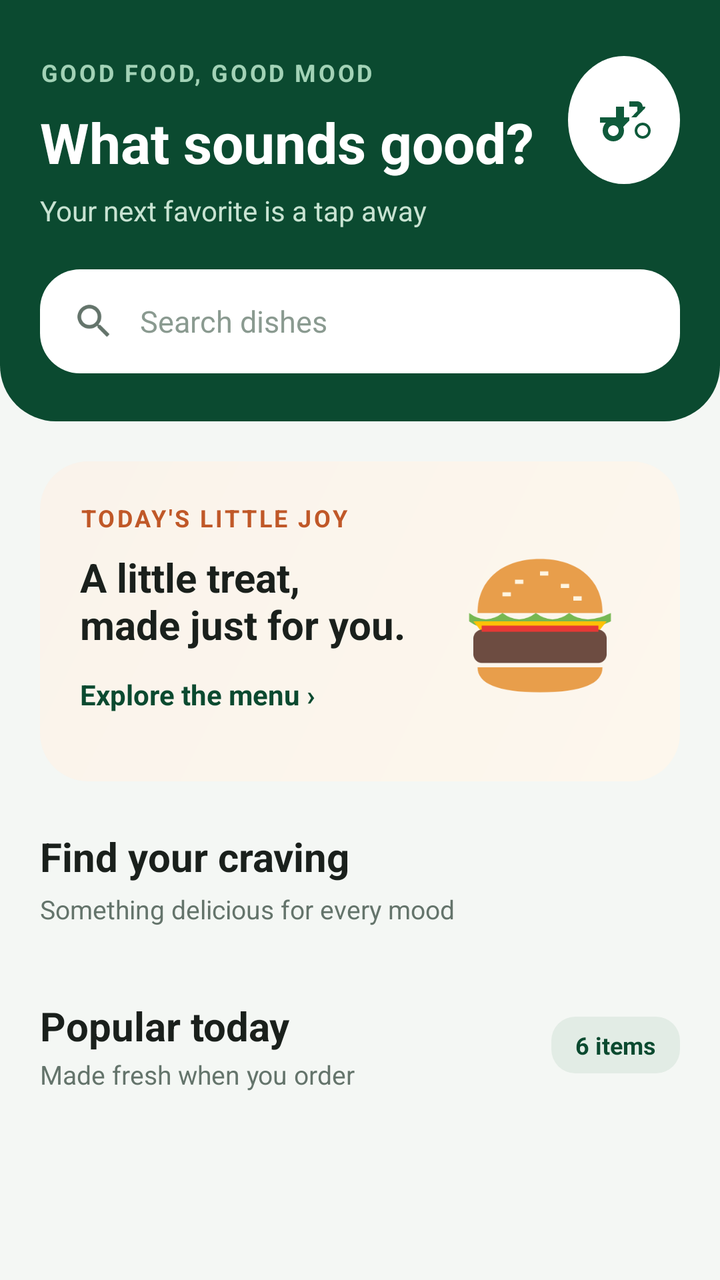
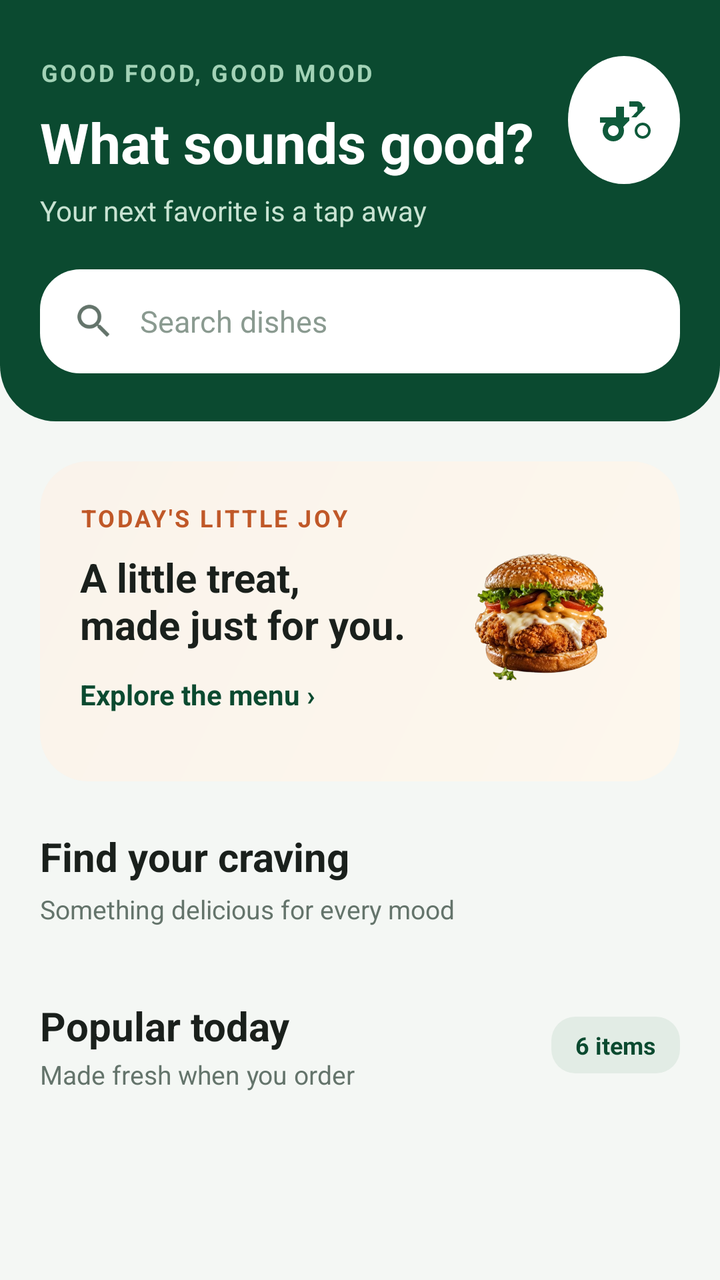

The first picture is an Android layout as it rendered before a commit; the second is the same layout after the commit. The layout source and the unified diff follow.
<!-- AndroidManifest.xml: application theme Theme.FoodOrderingSystem -->
<!-- res/layout/fragment_home.xml -->
<?xml version="1.0" encoding="utf-8"?>
<androidx.coordinatorlayout.widget.CoordinatorLayout xmlns:android="http://schemas.android.com/apk/res/android"
    xmlns:app="http://schemas.android.com/apk/res-auto"
    android:layout_width="match_parent"
    android:layout_height="match_parent"
    android:background="@color/bg_screen">

    <androidx.core.widget.NestedScrollView
        android:layout_width="match_parent"
        android:layout_height="match_parent"
        android:fillViewport="true">

        <LinearLayout
            android:layout_width="match_parent"
            android:layout_height="wrap_content"
            android:orientation="vertical">

            
            <androidx.constraintlayout.widget.ConstraintLayout
                android:layout_width="match_parent"
                android:layout_height="wrap_content"
                android:background="@drawable/bg_dark_header"
                android:paddingHorizontal="20dp"
                android:paddingTop="28dp"
                android:paddingBottom="24dp">

                
                <TextView
                    android:id="@+id/tv_tagline"
                    android:layout_width="wrap_content"
                    android:layout_height="wrap_content"
                    android:letterSpacing="0.1"
                    android:text="GOOD FOOD, GOOD MOOD"
                    android:textColor="#A2D2B6"
                    android:textSize="12sp"
                    android:textStyle="bold"
                    app:layout_constraintStart_toStartOf="parent"
                    app:layout_constraintTop_toTopOf="parent" />

                
                <TextView
                    android:id="@+id/tv_title"
                    android:layout_width="wrap_content"
                    android:layout_height="wrap_content"
                    android:layout_marginTop="8dp"
                    android:text="What sounds good?"
                    android:textColor="@color/white"
                    android:textSize="28sp"
                    android:textStyle="bold"
                    app:layout_constraintStart_toStartOf="parent"
                    app:layout_constraintTop_toBottomOf="@id/tv_tagline" />

                
                <TextView
                    android:id="@+id/tv_subtitle"
                    android:layout_width="wrap_content"
                    android:layout_height="wrap_content"
                    android:layout_marginTop="6dp"
                    android:text="Your next favorite is a tap away"
                    android:textColor="#C8E3D2"
                    android:textSize="14sp"
                    app:layout_constraintStart_toStartOf="parent"
                    app:layout_constraintTop_toBottomOf="@id/tv_title" />

                
                <View
                    android:layout_width="56dp"
                    android:layout_height="64dp"
                    android:background="@drawable/bg_circle_white"
                    app:layout_constraintEnd_toEndOf="parent"
                    app:layout_constraintTop_toTopOf="parent" />

                <ImageView
                    android:layout_width="32dp"
                    android:layout_height="32dp"
                    android:layout_marginEnd="12dp"
                    android:layout_marginTop="16dp"
                    android:src="@drawable/ic_scooter"
                    app:layout_constraintEnd_toEndOf="parent"
                    app:layout_constraintTop_toTopOf="parent" />

                
                <LinearLayout
                    android:id="@+id/ll_search"
                    android:layout_width="0dp"
                    android:layout_height="52dp"
                    android:layout_marginTop="20dp"
                    android:background="@drawable/bg_info_pill"
                    android:gravity="center_vertical"
                    android:orientation="horizontal"
                    android:paddingHorizontal="16dp"
                    app:layout_constraintEnd_toEndOf="parent"
                    app:layout_constraintStart_toStartOf="parent"
                    app:layout_constraintTop_toBottomOf="@id/tv_subtitle">

                    <ImageView
                        android:layout_width="22dp"
                        android:layout_height="22dp"
                        android:src="@drawable/ic_search" />

                    <EditText
                        android:id="@+id/et_search"
                        android:layout_width="match_parent"
                        android:layout_height="match_parent"
                        android:layout_marginStart="12dp"
                        android:background="@null"
                        android:hint="Search dishes"
                        android:inputType="text"
                        android:textColor="@color/text_dark"
                        android:textColorHint="@color/text_muted"
                        android:textSize="15sp" />
                </LinearLayout>

            </androidx.constraintlayout.widget.ConstraintLayout>

            
            <androidx.constraintlayout.widget.ConstraintLayout
                android:id="@+id/card_promo"
                android:layout_width="match_parent"
                android:layout_height="160dp"
                android:layout_marginHorizontal="20dp"
                android:layout_marginTop="20dp"
                android:background="@drawable/bg_promo_card"
                android:padding="20dp">

                <TextView
                    android:id="@+id/tv_promo_tag"
                    android:layout_width="wrap_content"
                    android:layout_height="wrap_content"
                    android:letterSpacing="0.1"
                    android:text="TODAY'S LITTLE JOY"
                    android:textColor="#C05828"
                    android:textSize="12sp"
                    android:textStyle="bold"
                    app:layout_constraintStart_toStartOf="parent"
                    app:layout_constraintTop_toTopOf="parent" />

                <TextView
                    android:id="@+id/tv_promo_title"
                    android:layout_width="0dp"
                    android:layout_height="wrap_content"
                    android:layout_marginTop="8dp"
                    android:layout_marginEnd="12dp"
                    android:text="A little treat,\nmade just for you."
                    android:textColor="@color/text_dark"
                    android:textSize="20sp"
                    android:textStyle="bold"
                    app:layout_constraintEnd_toStartOf="@id/iv_promo_burger"
                    app:layout_constraintStart_toStartOf="parent"
                    app:layout_constraintTop_toBottomOf="@id/tv_promo_tag" />

                <TextView
                    android:id="@+id/tv_promo_btn"
                    android:layout_width="wrap_content"
                    android:layout_height="wrap_content"
                    android:layout_marginTop="12dp"
                    android:clickable="true"
                    android:focusable="true"
                    android:text="Explore the menu ›"
                    android:textColor="@color/primary_green_dark"
                    android:textSize="14sp"
                    android:textStyle="bold"
                    app:layout_constraintStart_toStartOf="parent"
                    app:layout_constraintTop_toBottomOf="@id/tv_promo_title" />

                <ImageView
                    android:id="@+id/iv_promo_burger"
                    android:layout_width="100dp"
                    android:layout_height="100dp"
                    android:src="@drawable/ic_food_burger"
                    app:layout_constraintBottom_toBottomOf="parent"
                    app:layout_constraintEnd_toEndOf="parent"
                    app:layout_constraintTop_toTopOf="parent" />

            </androidx.constraintlayout.widget.ConstraintLayout>

            
            <TextView
                android:layout_width="wrap_content"
                android:layout_height="wrap_content"
                android:layout_marginStart="20dp"
                android:layout_marginTop="24dp"
                android:text="Find your craving"
                android:textColor="@color/text_dark"
                android:textSize="20sp"
                android:textStyle="bold" />

            <TextView
                android:layout_width="wrap_content"
                android:layout_height="wrap_content"
                android:layout_marginStart="20dp"
                android:layout_marginTop="4dp"
                android:text="Something delicious for every mood"
                android:textColor="@color/text_secondary"
                android:textSize="13sp" />

            
            <HorizontalScrollView
                android:layout_width="match_parent"
                android:layout_height="wrap_content"
                android:layout_marginTop="12dp"
                android:clipToPadding="false"
                android:paddingHorizontal="16dp"
                android:scrollbars="none">

                <LinearLayout
                    android:id="@+id/ll_categories"
                    android:layout_width="wrap_content"
                    android:layout_height="wrap_content"
                    android:orientation="horizontal">
                    
                </LinearLayout>
            </HorizontalScrollView>

            
            <LinearLayout
                android:layout_width="match_parent"
                android:layout_height="wrap_content"
                android:layout_marginHorizontal="20dp"
                android:layout_marginTop="24dp"
                android:gravity="center_vertical"
                android:orientation="horizontal">

                <LinearLayout
                    android:layout_width="0dp"
                    android:layout_height="wrap_content"
                    android:layout_weight="1"
                    android:orientation="vertical">

                    <TextView
                        android:layout_width="wrap_content"
                        android:layout_height="wrap_content"
                        android:text="Popular today"
                        android:textColor="@color/text_dark"
                        android:textSize="20sp"
                        android:textStyle="bold" />

                    <TextView
                        android:layout_width="wrap_content"
                        android:layout_height="wrap_content"
                        android:layout_marginTop="2dp"
                        android:text="Made fresh when you order"
                        android:textColor="@color/text_secondary"
                        android:textSize="13sp" />
                </LinearLayout>

                <TextView
                    android:id="@+id/tv_item_count_badge"
                    android:layout_width="wrap_content"
                    android:layout_height="wrap_content"
                    android:background="@drawable/bg_badge_green"
                    android:paddingHorizontal="12dp"
                    android:paddingVertical="6dp"
                    android:text="6 items"
                    android:textColor="@color/primary_green_dark"
                    android:textSize="12sp"
                    android:textStyle="bold" />
            </LinearLayout>

            
            <androidx.recyclerview.widget.RecyclerView
                android:id="@+id/rv_food_list"
                android:layout_width="match_parent"
                android:layout_height="wrap_content"
                android:layout_marginHorizontal="12dp"
                android:layout_marginTop="12dp"
                android:layout_marginBottom="24dp"
                android:nestedScrollingEnabled="false" />

        </LinearLayout>
    </androidx.core.widget.NestedScrollView>

</androidx.coordinatorlayout.widget.CoordinatorLayout>
<!-- resources referenced by this layout -->
<resources>
  <color name="bg_screen">#F4F7F4</color>
  <color name="primary_green_dark">#0B4A30</color>
  <color name="text_dark">#1A201C</color>
  <color name="text_muted">#8A9A90</color>
  <color name="text_secondary">#64746B</color>
  <color name="white">#FFFFFFFF</color>
  <!-- drawable bg_badge_green (drawable) -->
  <?xml version="1.0" encoding="utf-8"?>
  <shape xmlns:android="http://schemas.android.com/apk/res/android">
      <solid android:color="#E2ECE5" />
      <corners android:radius="12dp" />
  </shape>
  <!-- drawable bg_circle_white (drawable) -->
  <?xml version="1.0" encoding="utf-8"?>
  <shape xmlns:android="http://schemas.android.com/apk/res/android"
      android:shape="oval">
      <solid android:color="#FFFFFF" />
  </shape>
  <!-- drawable bg_dark_header (drawable) -->
  <?xml version="1.0" encoding="utf-8"?>
  <shape xmlns:android="http://schemas.android.com/apk/res/android">
      <solid android:color="#0B4A30" />
      <corners
          android:bottomLeftRadius="28dp"
          android:bottomRightRadius="28dp" />
  </shape>
  <!-- drawable bg_info_pill (drawable) -->
  <?xml version="1.0" encoding="utf-8"?>
  <shape xmlns:android="http://schemas.android.com/apk/res/android">
      <solid android:color="#FFFFFF" />
      <corners android:radius="20dp" />
  </shape>
  <!-- drawable bg_promo_card (drawable) -->
  <?xml version="1.0" encoding="utf-8"?>
  <shape xmlns:android="http://schemas.android.com/apk/res/android">
      <gradient
          android:angle="135"
          android:endColor="#FAF3EB"
          android:startColor="#FDF7ED" />
      <corners android:radius="24dp" />
  </shape>
  <!-- drawable ic_food_burger (drawable) -->
  <vector xmlns:android="http://schemas.android.com/apk/res/android"
      android:width="96dp"
      android:height="96dp"
      android:viewportWidth="96"
      android:viewportHeight="96">
      
      <path
          android:fillColor="#E89E4B"
          android:pathData="M18,44 C18,28 30,18 48,18 C66,18 78,28 78,44 Z"/>
      
      <path
          android:fillColor="#FFF5E1"
          android:pathData="M36,28 h4 v2 h-4 z M48,24 h4 v2 h-4 z M58,30 h4 v2 h-4 z M30,34 h4 v2 h-4 z M64,36 h4 v2 h-4 z"/>
      
      <path
          android:fillColor="#76B852"
          android:pathData="M14,44 Q22,50 30,44 Q38,50 46,44 Q54,50 62,44 Q70,50 82,44 L82,48 Q70,54 62,48 Q54,54 46,48 Q38,54 30,48 Q22,54 14,48 Z"/>
      
      <path
          android:fillColor="#FFC107"
          android:pathData="M16,48 L80,48 L72,58 L48,52 L24,58 Z"/>
      
      <path
          android:fillColor="#6D4C41"
          android:pathData="M16,56 C16,54 18,52 20,52 L76,52 C78,52 80,54 80,56 L80,64 C80,66 78,68 76,68 L20,68 C18,68 16,66 16,64 Z"/>
      
      <path
          android:fillColor="#E53935"
          android:pathData="M20,50 L76,50 L76,53 L20,53 Z"/>
      
      <path
          android:fillColor="#E89E4B"
          android:pathData="M18,70 L78,70 C78,78 68,82 48,82 C28,82 18,78 18,70 Z"/>
  </vector>
  <!-- drawable ic_search (drawable) -->
  <vector xmlns:android="http://schemas.android.com/apk/res/android"
      android:width="24dp"
      android:height="24dp"
      android:viewportWidth="24"
      android:viewportHeight="24">
      <path
          android:fillColor="#64746B"
          android:pathData="M15.5,14h-0.79l-0.28,-0.27C15.41,12.59 16,11.11 16,9.5 16,5.91 13.09,3 9.5,3S3,5.91 3,9.5 5.91,16 9.5,16c1.61,0 3.09,-0.59 4.23,-1.57l0.27,0.28v0.79l5,4.99L20.49,19l-4.99,-5zM9.5,14C7.01,14 5,11.99 5,9.5S7.01,5 9.5,5 14,7.01 14,9.5 11.99,14 9.5,14z"/>
  </vector>
  <style name="Theme.FoodOrderingSystem" parent="Base.Theme.FoodOrderingSystem" />
  <style name="Base.Theme.FoodOrderingSystem" parent="Theme.Material3.DayNight.NoActionBar">
          <item name="colorPrimary">@color/primary_green</item>
          <item name="colorOnPrimary">@color/white</item>
          <item name="android:windowBackground">@color/bg_screen</item>
          <item name="android:statusBarColor">@color/bg_screen</item>
          <item name="android:windowLightStatusBar">true</item>
      </style>
  <color name="primary_green">#0F5A3B</color>
  <!-- unchanged entries left out for length: 1 -->
</resources>

<!-- the commit's change to res/layout/fragment_home.xml (unified diff, before → after) -->
@@ -167,7 +167,7 @@
                     android:id="@+id/iv_promo_burger"
                     android:layout_width="100dp"
                     android:layout_height="100dp"
-                    android:src="@drawable/ic_food_burger"
+                    android:src="@drawable/burger_image"
                     app:layout_constraintBottom_toBottomOf="parent"
                     app:layout_constraintEnd_toEndOf="parent"
                     app:layout_constraintTop_toTopOf="parent" />
<!-- resource entries referenced after the edit -->
@@ -41,41 +41,7 @@
           android:startColor="#FDF7ED" />
       <corners android:radius="24dp" />
   </shape>
-  <!-- drawable ic_food_burger (drawable) -->
-  <vector xmlns:android="http://schemas.android.com/apk/res/android"
-      android:width="96dp"
-      android:height="96dp"
-      android:viewportWidth="96"
-      android:viewportHeight="96">
-      
-      <path
-          android:fillColor="#E89E4B"
-          android:pathData="M18,44 C18,28 30,18 48,18 C66,18 78,28 78,44 Z"/>
-      
-      <path
-          android:fillColor="#FFF5E1"
-          android:pathData="M36,28 h4 v2 h-4 z M48,24 h4 v2 h-4 z M58,30 h4 v2 h-4 z M30,34 h4 v2 h-4 z M64,36 h4 v2 h-4 z"/>
-      
-      <path
-          android:fillColor="#76B852"
-          android:pathData="M14,44 Q22,50 30,44 Q38,50 46,44 Q54,50 62,44 Q70,50 82,44 L82,48 Q70,54 62,48 Q54,54 46,48 Q38,54 30,48 Q22,54 14,48 Z"/>
-      
-      <path
-          android:fillColor="#FFC107"
-          android:pathData="M16,48 L80,48 L72,58 L48,52 L24,58 Z"/>
-      
-      <path
-          android:fillColor="#6D4C41"
-          android:pathData="M16,56 C16,54 18,52 20,52 L76,52 C78,52 80,54 80,56 L80,64 C80,66 78,68 76,68 L20,68 C18,68 16,66 16,64 Z"/>
-      
-      <path
-          android:fillColor="#E53935"
-          android:pathData="M20,50 L76,50 L76,53 L20,53 Z"/>
-      
-      <path
-          android:fillColor="#E89E4B"
-          android:pathData="M18,70 L78,70 C78,78 68,82 48,82 C28,82 18,78 18,70 Z"/>
-  </vector>
+  <!-- drawable burger_image: png bitmap (drawable, 345927 bytes) -->
   <!-- drawable ic_search (drawable) -->
   <vector xmlns:android="http://schemas.android.com/apk/res/android"
       android:width="24dp"
